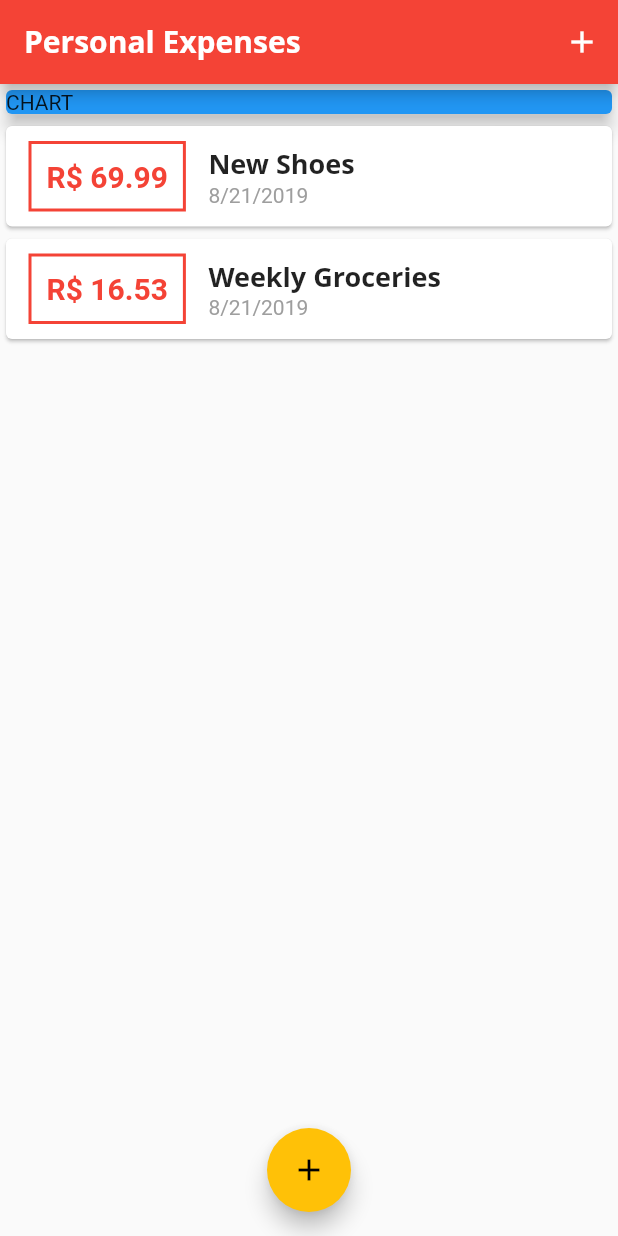
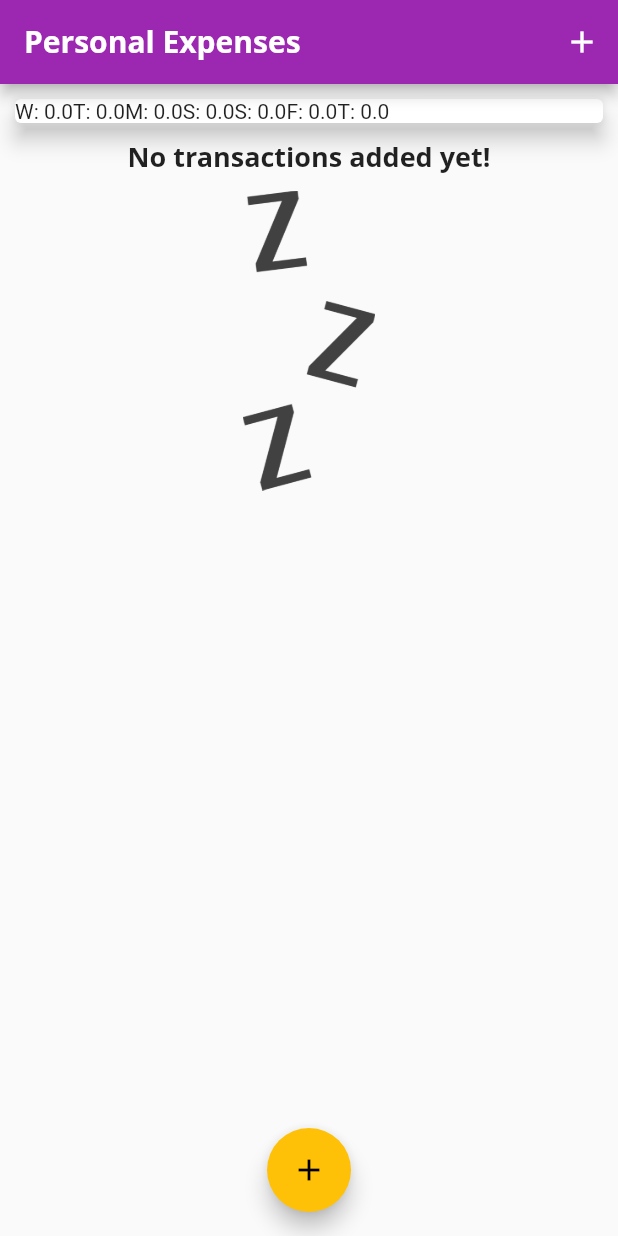
Before and after one commit to hewerthomn/flutter_complete_guide, a Flutter app: the screen it shows after launch, on a phone screen of 412 x 824 dp. Run offline on Flutter 3.47's test engine with Material 2 defaults, Android fonts, the phone set to English and light mode, and no system bars; Roboto replaces fonts that are missing (Open Sans).

```diff
--- a/lib/main.dart
+++ b/lib/main.dart
@@ -1,6 +1,7 @@
 import 'package:flutter/material.dart';
 
 import './models/transaction.dart';
+import './widgets/chart.dart';
 import './widgets/transaction_list.dart';
 import './widgets/new_transaction.dart';
 
@@ -12,7 +13,7 @@ class MyApp extends StatelessWidget {
     return MaterialApp(
       title: 'Personal Expenses',
       theme: ThemeData(
-        primarySwatch: Colors.red,
+        primarySwatch: Colors.purple,
         accentColor: Colors.amber,
         fontFamily: 'Quicksand',
         textTheme: ThemeData.light().textTheme.copyWith(
@@ -47,19 +48,25 @@ class _MyHomePageState extends State<MyHomePage> {
   final amountController = TextEditingController();
 
   final List<Transaction> _userTransactions = [
-    Transaction(
-      id: 't1',
-      title: 'New Shoes',
-      amount: 69.99,
-      date: DateTime.now(),
-    ),
-    Transaction(
-      title: 'Weekly Groceries',
-      amount: 16.53,
-      date: DateTime.now(),
-      id: DateTime.now().toString(),
-    ),
+    // Transaction(
+    //   id: 't1',
+    //   title: 'New Shoes',
+    //   amount: 69.99,
+    //   date: DateTime.now(),
+    // ),
+    // Transaction(
+    //   title: 'Weekly Groceries',
+    //   amount: 16.53,
+    //   date: DateTime.now(),
+    //   id: DateTime.now().toString(),
+    // ),
   ];
+
+  List<Transaction> get _recentTransactions {
+    return _userTransactions.where((tx) {
+      return tx.date.isAfter(DateTime.now().subtract(Duration(days: 7)));
+    }).toList();
+  }
 
   void _addNewTransaction(String txTitle, double txAmount) {
     final newTx = Transaction(
@@ -104,15 +111,8 @@ class _MyHomePageState extends State<MyHomePage> {
           mainAxisAlignment: MainAxisAlignment.start,
           crossAxisAlignment: CrossAxisAlignment.stretch,
           children: <Widget>[
-            Card(
-              elevation: 5,
-              child: Container(
-                child: Text('CHART'),
-                width: double.infinity,
-              ),
-              color: Colors.blue,
-            ),
-            TransactionList(_userTransactions)
+            Chart(_recentTransactions),
+            TransactionList(_userTransactions),
           ],
         ),
       ),
--- /dev/null
+++ b/lib/widgets/chart.dart
@@ -0,0 +1,43 @@
+import 'package:flutter/material.dart';
+import 'package:intl/intl.dart';
+
+import '../models/transaction.dart';
+
+class Chart extends StatelessWidget {
+  final List<Transaction> recentTransactions;
+
+  Chart(this.recentTransactions);
+
+  List<Map<String, Object>> get groupedTransactionValues {
+    return List.generate(7, (index) {
+      final weekDay = DateTime.now().subtract(Duration(days: index));
+      var totalSum = 0.0;
+
+      for (var i = 0; i < recentTransactions.length; i++) {
+        if (recentTransactions[i].date.day == weekDay.day &&
+            recentTransactions[i].date.month == weekDay.month &&
+            recentTransactions[i].date.year == weekDay.year) {
+          totalSum += recentTransactions[i].amount;
+        }
+      }
+
+      return {
+        'day': DateFormat.E().format(weekDay).substring(0, 1),
+        'amount': totalSum,
+      };
+    });
+  }
+
+  @override
+  Widget build(BuildContext context) {
+    return Card(
+      elevation: 6,
+      margin: EdgeInsets.all(10),
+      child: Row(
+        children: groupedTransactionValues.map((data) {
+          return Text('${data['day']}: ${data['amount']}');
+        }).toList(),
+      ),
+    );
+  }
+}
--- a/lib/widgets/transaction_list.dart
+++ b/lib/widgets/transaction_list.dart
@@ -10,24 +10,44 @@ class TransactionList extends StatelessWidget {
 
   @override
   Widget build(BuildContext context) {
+    var marginContainer = EdgeInsets.symmetric(
+      vertical: 10,
+      horizontal: 15,
+    );
+    var boxDecoration = BoxDecoration(
+      border: Border.all(
+        color: Theme.of(context).primaryColor,
+        width: 2,
+      ),
+    );
+
     return Container(
       height: 300,
-      child: ListView.builder(
+      child: transactions.isEmpty
+          ? Column(
+              children: <Widget>[
+                Text(
+                  'No transactions added yet!',
+                  style: Theme.of(context).textTheme.title,
+                ),
+                SizedBox(height: 10),
+                Container(
+                  height: 200,
+                  child: Image.asset(
+                    'assets/images/waiting.png',
+                    fit: BoxFit.cover,
+                  ),
+                )
+              ],
+            )
+          : ListView.builder(
               itemBuilder: (ctx, index) {
                 return Card(
                   child: Row(
                     children: <Widget>[
                       Container(
-                  margin: EdgeInsets.symmetric(
-                    vertical: 10,
-                    horizontal: 15,
-                  ),
-                  decoration: BoxDecoration(
-                    border: Border.all(
-                      color: Theme.of(context).primaryColor,
-                      width: 2,
-                    ),
-                  ),
+                        margin: marginContainer,
+                        decoration: boxDecoration,
                         padding: EdgeInsets.all(10),
                         child: Text(
                           'R\$ ${transactions[index].amount.toStringAsFixed(2)}',
--- a/pubspec.yaml
+++ b/pubspec.yaml
@@ -42,8 +42,8 @@ flutter:
   uses-material-design: true
 
   # To add assets to your application, add an assets section, like this:
-  # assets:
-  #  - images/a_dot_burr.jpeg
+  assets:
+   - assets/images/waiting.png
   #  - images/a_dot_ham.jpeg
 
   # An image asset can refer to one or more resolution-specific "variants", see
```
Also changed, not shown: lib/widgets/chart_bar.dart (added, +49 -0 lines), assets/images/waiting.png (added). Lines whose indentation alone changed are shown as unchanged.
